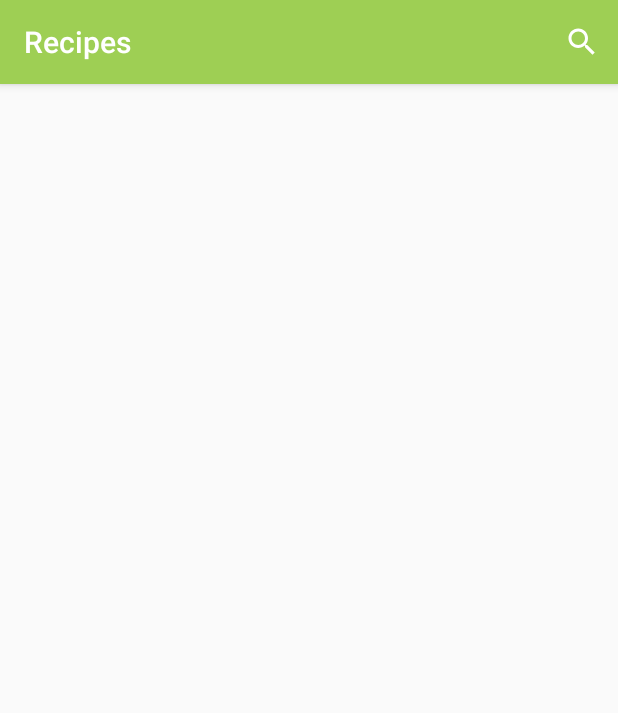
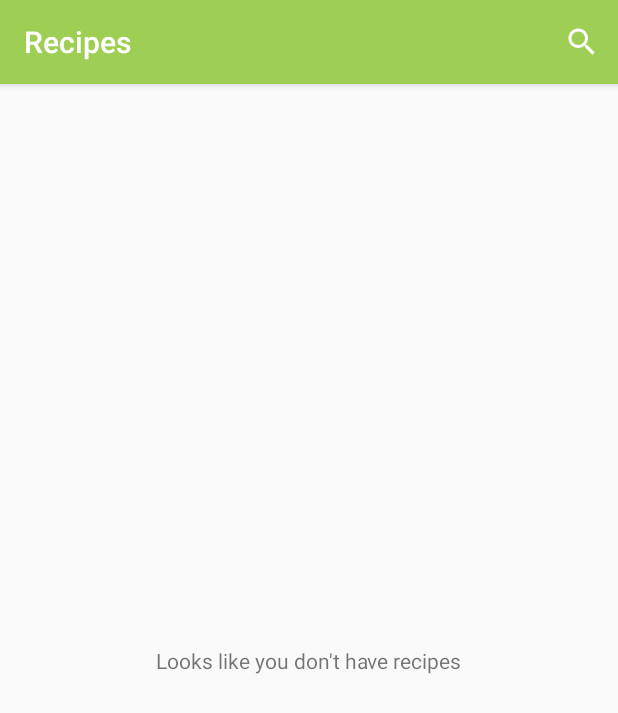
Before and after one commit to gscdev/recipes, an Android app: the screen it shows after launch (RecipeListActivity), on a phone screen of 412 x 824 dp. Shown: the top 713 px of the screen. Run offline under Robolectric (Android 15) with nearby library versions, the phone set to English and light mode, and no system bars; our stand-ins replace ButterKnife, Dagger/Hilt's generated code.

Commit message:
Show without recipes text with empty list

```diff
--- a/app/src/main/java/com/gsc/recipes/ui/recipes/RecipeListActivity.java
+++ b/app/src/main/java/com/gsc/recipes/ui/recipes/RecipeListActivity.java
@@ -5,6 +5,7 @@ import android.support.v7.widget.LinearLayoutManager;
 import android.support.v7.widget.RecyclerView;
 import android.support.v7.widget.Toolbar;
 import android.view.Menu;
+import android.view.View;
 import android.widget.SearchView;
 
 import com.gsc.recipes.R;
@@ -28,6 +29,8 @@ public class RecipeListActivity extends BaseActivity implements RecipeListView,
 
     @BindView(R.id.toolbar)
     Toolbar toolbar;
+    @BindView(R.id.without_recipes)
+    View withoutRecipesView;
     @BindView(R.id.recipe_list)
     RecyclerView recyclerView;
 
@@ -82,6 +85,16 @@ public class RecipeListActivity extends BaseActivity implements RecipeListView,
 
     //region RecipeListView
     @Override
+    public void showWithoutRecipesText() {
+        withoutRecipesView.setVisibility(View.VISIBLE);
+    }
+
+    @Override
+    public void hideWithoutRecipesText() {
+        withoutRecipesView.setVisibility(View.GONE);
+    }
+
+    @Override
     public void setRecipes(List<Recipe> recipes) {
         recyclerView.setAdapter(new RecipesRecyclerViewAdapter(recipes, this));
     }
--- a/app/src/main/java/com/gsc/recipes/ui/recipes/RecipeListPresenter.java
+++ b/app/src/main/java/com/gsc/recipes/ui/recipes/RecipeListPresenter.java
@@ -54,6 +54,8 @@ public class RecipeListPresenter extends BasePresenter<RecipeListView>
     @Override
     public void onSuccess(List<Recipe> recipeList) {
         this.recipeList = recipeList;
+
+        getView().hideWithoutRecipesText();
         getView().setRecipes(recipeList);
     }
 
--- a/app/src/main/java/com/gsc/recipes/ui/recipes/RecipeListView.java
+++ b/app/src/main/java/com/gsc/recipes/ui/recipes/RecipeListView.java
@@ -8,6 +8,9 @@ import java.util.List;
 
 public interface RecipeListView extends BasePresenter.View {
 
+    void showWithoutRecipesText();
+    void hideWithoutRecipesText();
+
     void setRecipes(List<Recipe> recipes);
 
     void showRecipe(Recipe recipe);
--- a/app/src/main/res/layout/content_recipe_list.xml
+++ b/app/src/main/res/layout/content_recipe_list.xml
@@ -7,6 +7,16 @@
     app:layout_behavior="@string/appbar_scrolling_view_behavior"
     tools:context=".ui.recipes.RecipeListActivity"
     tools:showIn="@layout/activity_recipe_list">
+
+    <TextView
+        android:id="@+id/without_recipes"
+        android:layout_width="wrap_content"
+        android:layout_height="wrap_content"
+        app:layout_constraintTop_toTopOf="parent"
+        app:layout_constraintBottom_toBottomOf="parent"
+        app:layout_constraintStart_toStartOf="parent"
+        app:layout_constraintEnd_toEndOf="parent"
+        android:text="@string/you_dont_have_recipes" />
 
     <android.support.v7.widget.RecyclerView
         android:id="@+id/recipe_list"
--- a/app/src/main/res/values/strings.xml
+++ b/app/src/main/res/values/strings.xml
@@ -5,4 +5,6 @@
 
     <string name="ingredients">Ingredients</string>
     <string name="web_reference">Web reference</string>
+
+    <string name="you_dont_have_recipes">Looks like you don\'t have recipes</string>
 </resources>
```
